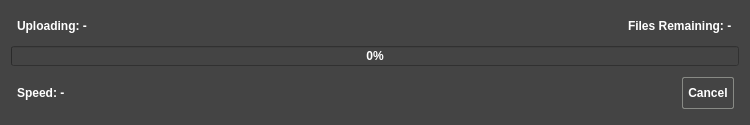
This is ApolloExplorerPC/dialoguploadfile.ui in ronybeck/ApolloExplorer as Qt 5 draws it before an edit. The edited form follows.
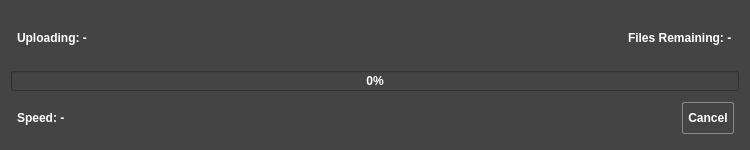
This is the edited form. Icons and pictures are not drawn.

What changed in the file:
```diff
--- a/ApolloExplorerPC/dialoguploadfile.ui
+++ b/ApolloExplorerPC/dialoguploadfile.ui
@@ -10,7 +10,7 @@
     <x>0</x>
     <y>0</y>
     <width>750</width>
-    <height>125</height>
+    <height>150</height>
    </rect>
   </property>
   <property name="sizePolicy">
@@ -22,13 +22,13 @@
   <property name="minimumSize">
    <size>
     <width>750</width>
-    <height>125</height>
+    <height>150</height>
    </size>
   </property>
   <property name="maximumSize">
    <size>
     <width>750</width>
-    <height>125</height>
+    <height>150</height>
    </size>
   </property>
   <property name="windowTitle">
```
